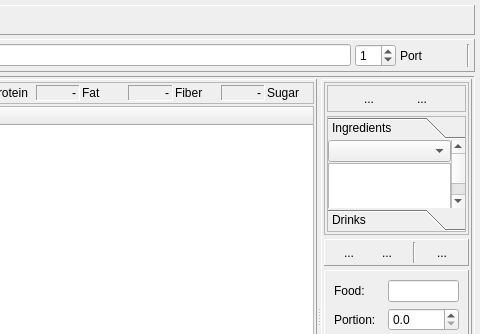
Tria-Andy/WorkoutEditor, file dialog_nutrition.ui: the form before one commit; both pictures show x 505 to 985 and y 0 to 334 of the 985 by 560 pixel window.
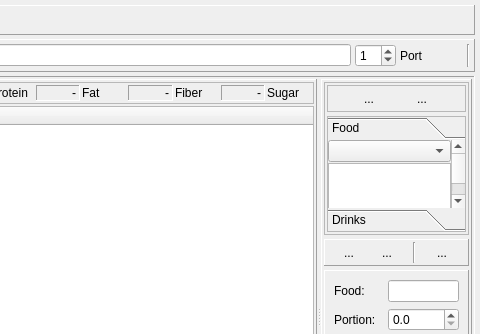
The form after the commit. The open tabs and pages were chosen to show the change. Icons and pictures are not drawn.

The edit to the form file:
```diff
--- a/dialog_nutrition.ui
+++ b/dialog_nutrition.ui
@@ -851,7 +851,7 @@
                  </rect>
                 </property>
                 <attribute name="label">
-                 <string>Ingredients</string>
+                 <string>Food</string>
                 </attribute>
                 <layout class="QVBoxLayout" name="verticalLayout_6">
                  <property name="spacing">
```
Left out of the diff: 2 changed lines with no effect on the pictures.
